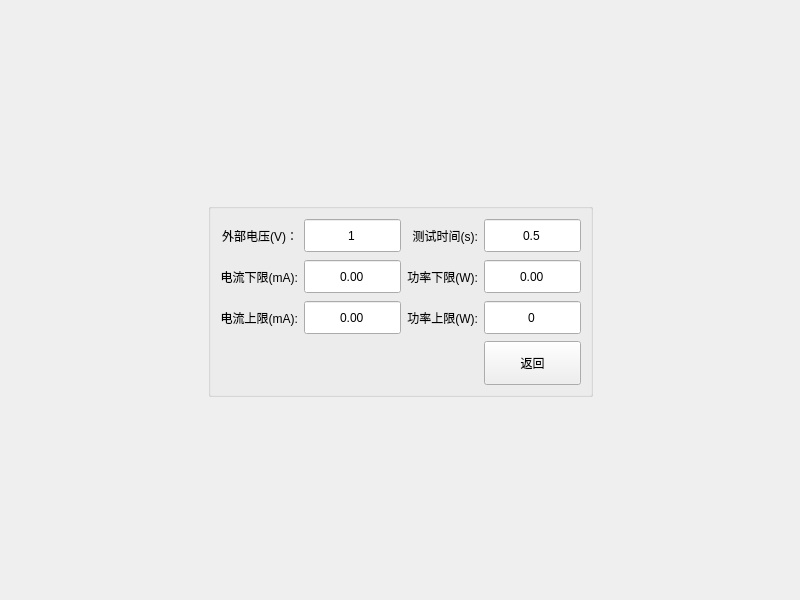
Qt form PageLvs.ui (bloglink/aip-tester) before a commit.
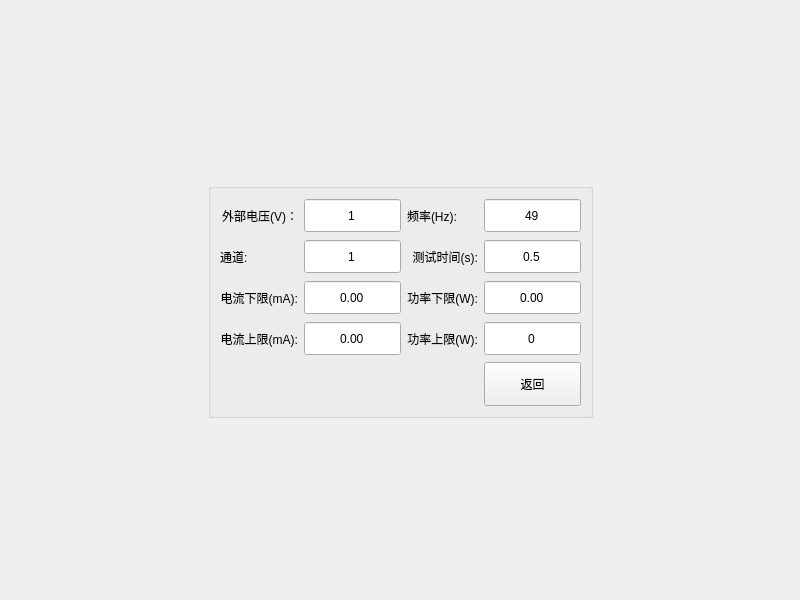
The same form after that commit.

What changed in the file:
```diff
--- a/PageLvs.ui
+++ b/PageLvs.ui
@@ -46,7 +46,7 @@
       <string/>
      </property>
      <layout class="QGridLayout" name="gridLayout">
-      <item row="0" column="2">
+      <item row="1" column="2">
        <widget class="QLabel" name="label_6">
         <property name="text">
          <string>测试时间(s):</string>
@@ -56,48 +56,7 @@
         </property>
        </widget>
       </item>
-      <item row="0" column="0">
-       <widget class="QLabel" name="label">
-        <property name="text">
-         <string>外部电压(V)：</string>
-        </property>
-        <property name="alignment">
-         <set>Qt::AlignRight|Qt::AlignTrailing|Qt::AlignVCenter</set>
-        </property>
-       </widget>
-      </item>
-      <item row="0" column="1">
-       <widget class="QDoubleSpinBox" name="BoxVolt">
-        <property name="minimumSize">
-         <size>
-          <width>97</width>
-          <height>35</height>
-         </size>
-        </property>
-        <property name="alignment">
-         <set>Qt::AlignCenter</set>
-        </property>
-        <property name="buttonSymbols">
-         <enum>QAbstractSpinBox::NoButtons</enum>
-        </property>
-        <property name="decimals">
-         <number>0</number>
-        </property>
-        <property name="minimum">
-         <double>1.000000000000000</double>
-        </property>
-        <property name="maximum">
-         <double>255.000000000000000</double>
-        </property>
-        <property name="singleStep">
-         <double>1.000000000000000</double>
-        </property>
-        <property name="value">
-         <double>1.000000000000000</double>
-        </property>
-       </widget>
-      </item>
-      <item row="2" column="2">
+      <item row="3" column="2">
        <widget class="QLabel" name="label_5">
         <property name="text">
          <string>功率上限(W):</string>
@@ -107,7 +66,7 @@
         </property>
        </widget>
       </item>
-      <item row="0" column="3">
+      <item row="1" column="3">
        <widget class="QDoubleSpinBox" name="BoxTime">
         <property name="minimumSize">
          <size>
@@ -132,7 +91,7 @@
         </property>
        </widget>
       </item>
-      <item row="1" column="0">
+      <item row="2" column="0">
        <widget class="QLabel" name="label_2">
         <property name="text">
          <string>电流下限(mA):</string>
@@ -142,7 +101,7 @@
         </property>
        </widget>
       </item>
-      <item row="1" column="1">
+      <item row="2" column="1">
        <widget class="QDoubleSpinBox" name="BoxCurrMin">
         <property name="minimumSize">
          <size>
@@ -161,7 +120,7 @@
         </property>
        </widget>
       </item>
-      <item row="1" column="2">
+      <item row="2" column="2">
        <widget class="QLabel" name="label_4">
         <property name="text">
          <string>功率下限(W):</string>
@@ -171,7 +130,7 @@
         </property>
        </widget>
       </item>
-      <item row="1" column="3">
+      <item row="2" column="3">
        <widget class="QDoubleSpinBox" name="BoxPowerMin">
         <property name="minimumSize">
          <size>
@@ -190,7 +149,7 @@
         </property>
        </widget>
       </item>
-      <item row="2" column="0">
+      <item row="3" column="0">
        <widget class="QLabel" name="label_3">
         <property name="text">
          <string>电流上限(mA):</string>
@@ -200,7 +159,7 @@
         </property>
        </widget>
       </item>
-      <item row="2" column="1">
+      <item row="3" column="1">
        <widget class="QDoubleSpinBox" name="BoxCurrMax">
         <property name="minimumSize">
          <size>
@@ -219,29 +178,29 @@
         </property>
        </widget>
       </item>
-      <item row="2" column="3">
-       <widget class="QDoubleSpinBox" name="BoxPowerMax">
-        <property name="minimumSize">
-         <size>
-          <width>97</width>
-          <height>35</height>
-         </size>
-        </property>
-        <property name="alignment">
-         <set>Qt::AlignCenter</set>
-        </property>
-        <property name="buttonSymbols">
-         <enum>QAbstractSpinBox::NoButtons</enum>
-        </property>
-        <property name="decimals">
-         <number>0</number>
-        </property>
-        <property name="maximum">
-         <double>3000.000000000000000</double>
-        </property>
-       </widget>
-      </item>
       <item row="3" column="3">
+       <widget class="QDoubleSpinBox" name="BoxPowerMax">
+        <property name="minimumSize">
+         <size>
+          <width>97</width>
+          <height>35</height>
+         </size>
+        </property>
+        <property name="alignment">
+         <set>Qt::AlignCenter</set>
+        </property>
+        <property name="buttonSymbols">
+         <enum>QAbstractSpinBox::NoButtons</enum>
+        </property>
+        <property name="decimals">
+         <number>0</number>
+        </property>
+        <property name="maximum">
+         <double>3000.000000000000000</double>
+        </property>
+       </widget>
+      </item>
+      <item row="4" column="3">
        <widget class="QPushButton" name="BtnExit">
         <property name="minimumSize">
          <size>
@@ -254,6 +213,123 @@
         </property>
        </widget>
       </item>
+      <item row="0" column="2">
+       <widget class="QLabel" name="label_7">
+        <property name="text">
+         <string>频率(Hz):</string>
+        </property>
+       </widget>
+      </item>
+      <item row="0" column="0">
+       <widget class="QLabel" name="label">
+        <property name="text">
+         <string>外部电压(V)：</string>
+        </property>
+        <property name="alignment">
+         <set>Qt::AlignRight|Qt::AlignTrailing|Qt::AlignVCenter</set>
+        </property>
+       </widget>
+      </item>
+      <item row="0" column="1">
+       <widget class="QDoubleSpinBox" name="BoxVolt">
+        <property name="minimumSize">
+         <size>
+          <width>97</width>
+          <height>35</height>
+         </size>
+        </property>
+        <property name="alignment">
+         <set>Qt::AlignCenter</set>
+        </property>
+        <property name="buttonSymbols">
+         <enum>QAbstractSpinBox::NoButtons</enum>
+        </property>
+        <property name="decimals">
+         <number>0</number>
+        </property>
+        <property name="minimum">
+         <double>1.000000000000000</double>
+        </property>
+        <property name="maximum">
+         <double>255.000000000000000</double>
+        </property>
+        <property name="singleStep">
+         <double>1.000000000000000</double>
+        </property>
+        <property name="value">
+         <double>1.000000000000000</double>
+        </property>
+       </widget>
+      </item>
+      <item row="1" column="0">
+       <widget class="QLabel" name="label_8">
+        <property name="text">
+         <string>通道:</string>
+        </property>
+       </widget>
+      </item>
+      <item row="1" column="1">
+       <widget class="QDoubleSpinBox" name="BoxPower">
+        <property name="minimumSize">
+         <size>
+          <width>97</width>
+          <height>35</height>
+         </size>
+        </property>
+        <property name="focusPolicy">
+         <enum>Qt::ClickFocus</enum>
+        </property>
+        <property name="alignment">
+         <set>Qt::AlignCenter</set>
+        </property>
+        <property name="buttonSymbols">
+         <enum>QAbstractSpinBox::NoButtons</enum>
+        </property>
+        <property name="decimals">
+         <number>0</number>
+        </property>
+        <property name="minimum">
+         <double>1.000000000000000</double>
+        </property>
+        <property name="maximum">
+         <double>3.000000000000000</double>
+        </property>
+        <property name="value">
+         <double>1.000000000000000</double>
+        </property>
+       </widget>
+      </item>
+      <item row="0" column="3">
+       <widget class="QDoubleSpinBox" name="BoxFreq">
+        <property name="minimumSize">
+         <size>
+          <width>97</width>
+          <height>35</height>
+         </size>
+        </property>
+        <property name="focusPolicy">
+         <enum>Qt::ClickFocus</enum>
+        </property>
+        <property name="alignment">
+         <set>Qt::AlignCenter</set>
+        </property>
+        <property name="buttonSymbols">
+         <enum>QAbstractSpinBox::NoButtons</enum>
+        </property>
+        <property name="decimals">
+         <number>0</number>
+        </property>
+        <property name="minimum">
+         <double>49.000000000000000</double>
+        </property>
+        <property name="maximum">
+         <double>99.000000000000000</double>
+        </property>
+        <property name="value">
+         <double>49.000000000000000</double>
+        </property>
+       </widget>
+      </item>
      </layout>
     </widget>
    </item>
```
